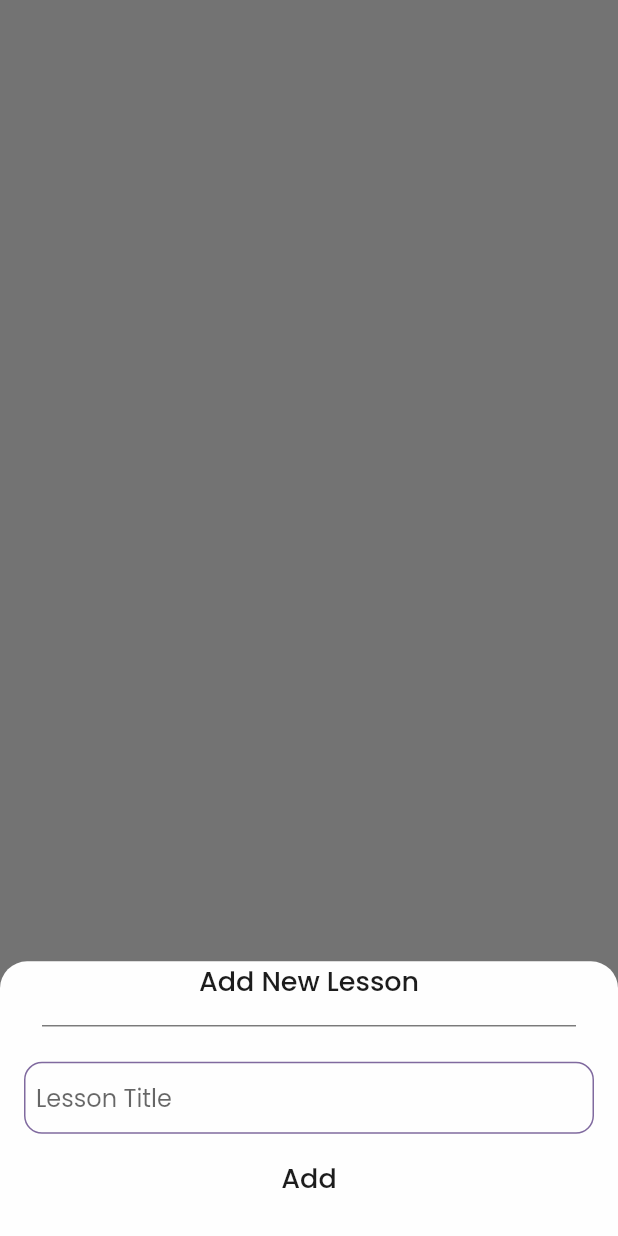
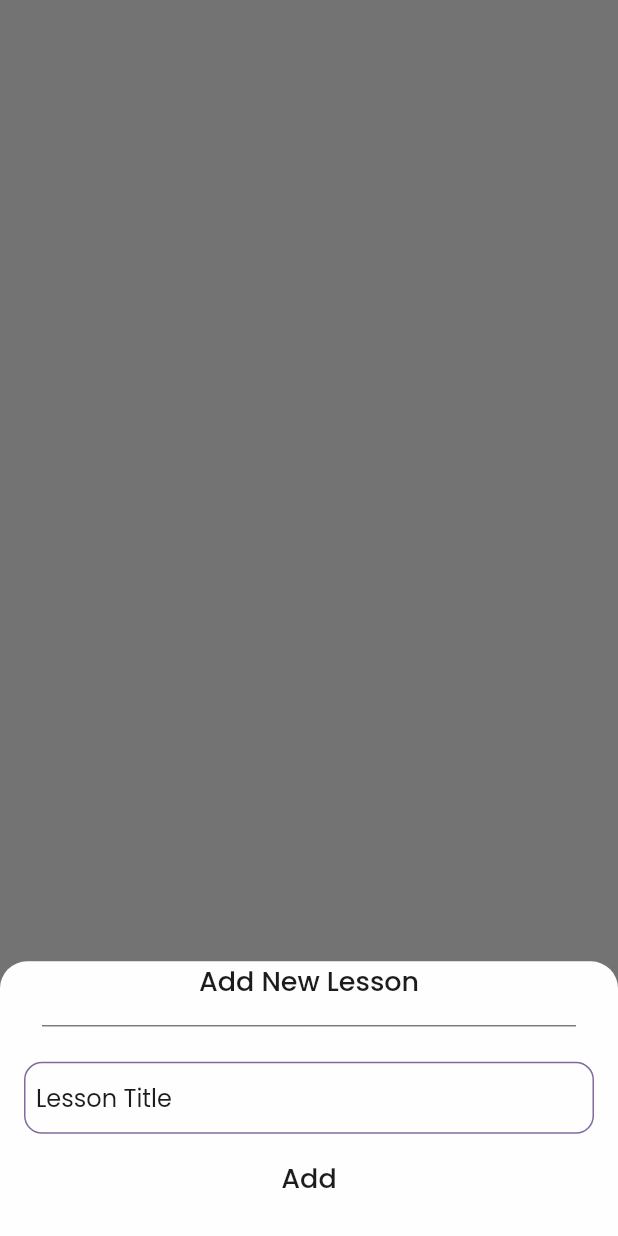
Before and after one commit to amirmojarad/vocabulary_box, a Flutter app: what buildBottomModalSheet() shows on an empty page, opened directly with empty values, on a phone screen of 412 x 824 dp. Run offline on Flutter 3.47's test engine with Material 2 defaults, Android fonts, the phone set to English and light mode, and no system bars; our stand-ins replace flutter_slidable.

Commit message:
add dark theme

```diff
--- a/lib/ui/lesson/lesson_layout.dart
+++ b/lib/ui/lesson/lesson_layout.dart
@@ -139,6 +139,7 @@ class _LessonLayoutState extends State<LessonLayout> {
         disabledBorder: OutlineInputBorder(
           borderSide: BorderSide(color: colors.activeBorder),
         ),
+        hintStyle: Theme.of(context).textTheme.subtitle1,
         hintText: hintText,
         fillColor: Colors.red,
         focusedBorder: OutlineInputBorder(
--- a/lib/ui/lessons/widgets/bottom_modal_sheet.dart
+++ b/lib/ui/lessons/widgets/bottom_modal_sheet.dart
@@ -41,6 +41,7 @@ void buildBottomModalSheet(BuildContext context, Function setState) {
                       contentPadding:
                           EdgeInsets.symmetric(vertical: 4, horizontal: 8),
                       border: InputBorder.none,
+                      hintStyle: Theme.of(context).textTheme.subtitle1,
                       hintText: "Lesson Title",
                       focusedBorder: OutlineInputBorder(
                           borderSide: BorderSide(color: colors.activeBorder),
--- a/lib/ui/lessons/widgets/floating_button.dart
+++ b/lib/ui/lessons/widgets/floating_button.dart
@@ -18,7 +18,7 @@ Widget buildFloatingButton(BuildContext context, Function setState) {
           padding: const EdgeInsets.all(10.0),
           child: Text(
             "Add New Lesson",
-            style: Theme.of(context).textTheme.bodyText2,
+            style: Theme.of(context).textTheme.caption,
           ),
         ),
       ),
--- /dev/null
+++ b/lib/ui/utils/dark_theme_colors.dart
@@ -0,0 +1,13 @@
+import 'package:flutter/material.dart';
+
+const Color background = Color(0xff1D063D);
+const Color accent = Color(0xff929292);
+const Color divider = Color(0xffE9EBE4);
+const Color textBlack = Color(0xff100A18);
+const Color textWhite = Color(0xffB7A1D6);
+const Color delete = Color(0xffb30303);
+const Color button = Color(0xffDBC5F9);
+const Color activeBorder = Color(0xff9352EE);
+const Color deActiveBorder = Color(0xffC9A8F6);
+const Color shadowText = Color(0xffEDE2FC);
+const Color wordCard = Color(0xffE0D7ED);
--- /dev/null
+++ b/lib/ui/utils/dark_theme_fonts.dart
@@ -0,0 +1,40 @@
+import 'package:flutter/material.dart';
+import 'package:vocabulary_box/ui/utils/dark_theme_colors.dart' as colors;
+
+const TextStyle subtitle1 = TextStyle(
+    fontFamily: 'PoppinsRegular',
+    fontSize: 16,
+    color: colors.textWhite,
+    fontWeight: FontWeight.w400);
+const TextStyle bodyText1 = TextStyle(
+    fontFamily: 'PoppinsMedium',
+    fontSize: 18,
+    color: colors.textWhite,
+    fontWeight: FontWeight.w500);
+const TextStyle bodyText2 = TextStyle(
+    fontFamily: 'PoppinsMedium',
+    fontSize: 18,
+    color: colors.textBlack,
+    fontWeight: FontWeight.w600);
+const TextStyle subtitle2 = TextStyle(
+    fontFamily: 'PoppinsMedium',
+    fontSize: 16,
+    color: colors.textBlack,
+    fontWeight: FontWeight.w400);
+
+const TextStyle headline1 = TextStyle(
+    fontFamily: 'PoppinsBold',
+    fontSize: 24,
+    color: colors.textWhite,
+    fontWeight: FontWeight.bold);
+const TextStyle headline6 = TextStyle(
+    fontFamily: 'PoppinsRegular',
+    fontSize: 16,
+    color: colors.shadowText,
+    fontWeight: FontWeight.w400);
+
+const TextStyle caption = TextStyle(
+    fontFamily: 'PoppinsMedium',
+    fontSize: 18,
+    color: colors.textBlack,
+    fontWeight: FontWeight.w600);
--- a/lib/ui/utils/fonts.dart
+++ b/lib/ui/utils/fonts.dart
@@ -32,3 +32,9 @@ const TextStyle headline6 = TextStyle(
     fontSize: 16,
     color: colors.shadowText,
     fontWeight: FontWeight.w400);
+
+const TextStyle caption = TextStyle(
+    fontFamily: 'PoppinsMedium',
+    fontSize: 18,
+    color: colors.textWhite,
+    fontWeight: FontWeight.w600);
```
Also changed, not shown: lib/ui/vocabulary_box.dart (+36 -1 lines).
